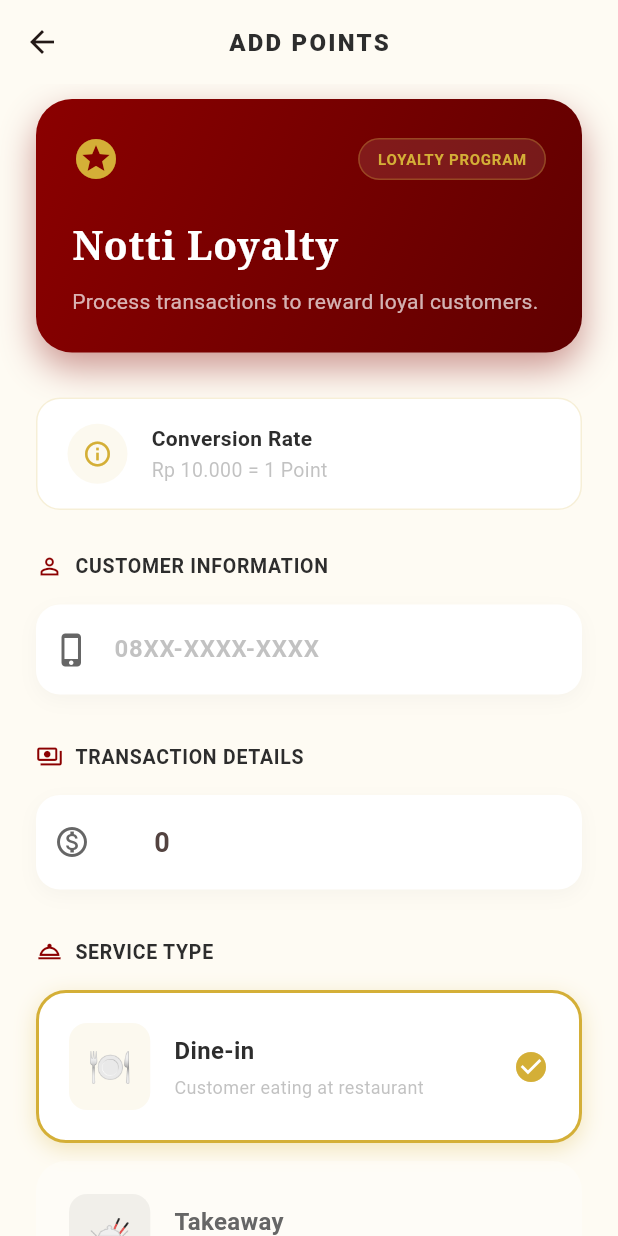
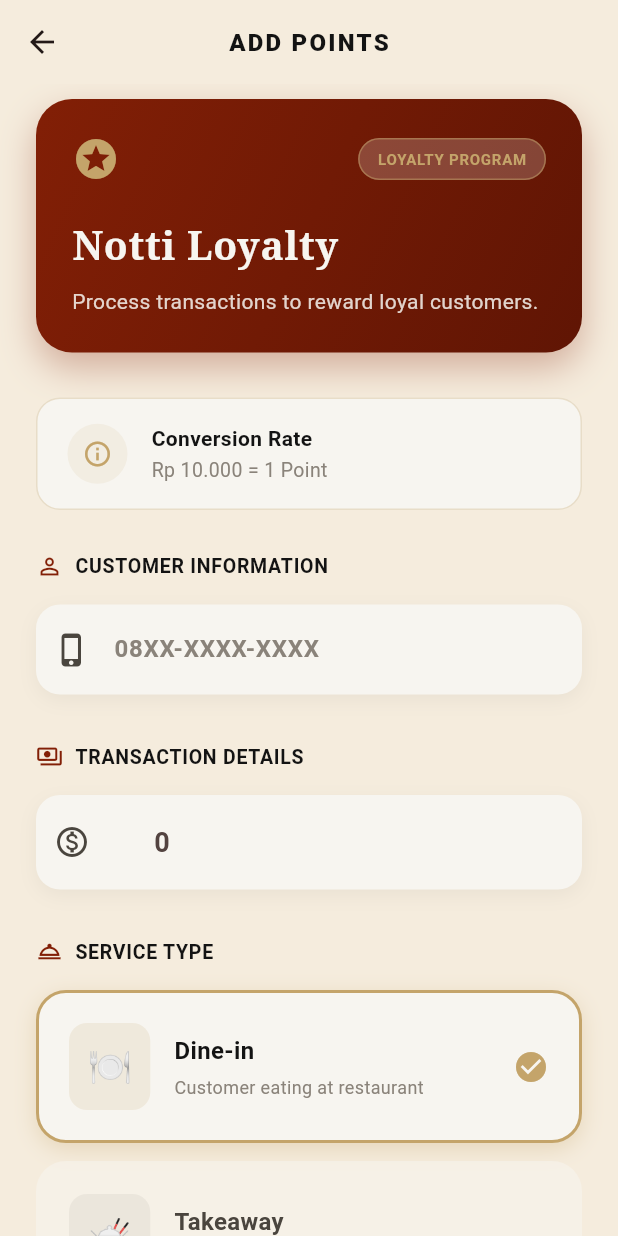
Before and after one commit to kathleenklavinka/Kelompok-2_UAS_MobileProgramming, a Flutter app: the AddPointsPage screen opened directly, on a phone screen of 412 x 824 dp. Run offline on Flutter 3.47's test engine with Material 3 defaults, Android fonts, the phone set to English and light mode, and no system bars; our stand-ins replace file_picker, shared_preferences; accounts and stored records are empty.

Commit message:
edit colors on add points page

```diff
--- a/lib/pages/add_points_page.dart
+++ b/lib/pages/add_points_page.dart
@@ -1,32 +1,6 @@
 import 'package:flutter/material.dart';
 import 'package:flutter/services.dart';
-
-class AppColors {
-  static const Color red = Color(0xFF8B0000);
-  static const Color gold = Color(0xFFD4AF37);
-  static const Color greenDark = Color(0xFF2C5530);
-  static const Color white = Color(0xFFFFFFFF);
-  static const Color cream = Color(0xFFFEFBF3);
-  static const Color textDark = Color(0xFF2D2D2D);
-  static const Color textGrey = Color(0xFF666666);
-  static const Color errorRed = Color(0xFFB00020);
-
-  static const Color redLight = Color(0x66800000);
-  static const Color goldLight = Color(0x33D4AF37);
-  static const Color goldMedium = Color(0x4DD4AF37);
-  static const Color goldPale = Color(0x14D4AF37);
-  static const Color whiteTransparent = Color(0x1AFFFFFF);
-  static const Color whiteSemiTransparent = Color(0x4DFFFFFF);
-  static const Color whiteLight = Color(0xB3FFFFFF);
-  static const Color greyLight = Color(0x66666666);
-  static const Color greyPale = Color(0x0D000000);
-  static const Color greyBorder = Color(0x1A000000);
-  static const Color errorLight = Color(0x14B00020);
-  static const Color errorMedium = Color(0x4DB00020);
-  static const Color errorBorder = Color(0xCCB00020);
-  static const Color greenLight = Color(0x4D2C5530);
-  static const Color blackShadow = Color(0x08000000);
-}
+import 'package:azzura_rewards/constants/colors.dart';
 
 class AddPointsPage extends StatefulWidget {
   const AddPointsPage({Key? key}) : super(key: key);
@@ -208,7 +182,7 @@
           fontWeight: FontWeight.w800,
           fontSize: 16,
           letterSpacing: 1.5,
-          color: AppColors.textDark,
+          color: AppColors.black,
         ),
       ),
       backgroundColor: AppColors.cream,
@@ -224,17 +198,17 @@
       margin: const EdgeInsets.fromLTRB(24, 10, 24, 20),
       padding: const EdgeInsets.all(24),
       decoration: BoxDecoration(
-        gradient: const LinearGradient(
-          colors: [AppColors.red, Color(0xFF600000)],
+        gradient: LinearGradient(
+          colors: [AppColors.red, AppColors.redDark],
           begin: Alignment.topLeft,
           end: Alignment.bottomRight,
         ),
         borderRadius: BorderRadius.circular(24),
-        boxShadow: const [
+        boxShadow: [
           BoxShadow(
-            color: AppColors.redLight,
+            color: AppColors.red.withOpacity(0.3),
             blurRadius: 20,
-            offset: Offset(0, 10),
+            offset: const Offset(0, 10),
           ),
         ],
       ),
@@ -248,9 +222,9 @@
               Container(
                 padding: const EdgeInsets.symmetric(horizontal: 12, vertical: 6),
                 decoration: BoxDecoration(
-                  color: AppColors.whiteTransparent,
+                  color: Colors.white.withOpacity(0.2),
                   borderRadius: BorderRadius.circular(20),
-                  border: Border.all(color: AppColors.goldMedium),
+                  border: Border.all(color: AppColors.gold.withOpacity(0.5)),
                 ),
                 child: const Text(
                   'LOYALTY PROGRAM',
@@ -276,10 +250,10 @@
             ),
           ),
           const SizedBox(height: 8),
-          const Text(
+          Text(
             'Process transactions to reward loyal customers.',
             style: TextStyle(
-              color: AppColors.whiteLight,
+              color: AppColors.white.withOpacity(0.85),
               fontSize: 14,
             ),
           ),
@@ -295,14 +269,14 @@
       decoration: BoxDecoration(
         color: AppColors.white,
         borderRadius: BorderRadius.circular(16),
-        border: Border.all(color: AppColors.goldLight),
+        border: Border.all(color: AppColors.gold.withOpacity(0.3)),
       ),
       child: Row(
         children: [
           Container(
             padding: const EdgeInsets.all(10),
-            decoration: const BoxDecoration(
-              color: AppColors.goldPale,
+            decoration: BoxDecoration(
+              color: AppColors.gold.withOpacity(0.1),
               shape: BoxShape.circle,
             ),
             child: const Icon(Icons.info_outline, color: AppColors.gold, size: 20),
@@ -316,7 +290,7 @@
                 style: TextStyle(
                   fontWeight: FontWeight.bold,
                   fontSize: 14,
-                  color: AppColors.textDark,
+                  color: AppColors.black,
                 ),
               ),
               SizedBox(height: 2),
@@ -324,7 +298,7 @@
                 'Rp 10.000 = 1 Point',
                 style: TextStyle(
                   fontSize: 13,
-                  color: AppColors.greyLight,
+                  color: AppColors.gray,
                 ),
               ),
             ],
@@ -344,7 +318,7 @@
           Text(
             title.toUpperCase(),
             style: const TextStyle(
-              color: AppColors.textDark,
+              color: AppColors.black,
               fontSize: 13,
               fontWeight: FontWeight.w700,
               letterSpacing: 0.5,
@@ -360,11 +334,11 @@
       decoration: BoxDecoration(
         color: AppColors.white,
         borderRadius: BorderRadius.circular(16),
-        boxShadow: const [
+        boxShadow: [
           BoxShadow(
-            color: AppColors.blackShadow,
+            color: AppColors.black.withOpacity(0.05),
             blurRadius: 10,
-            offset: Offset(0, 4),
+            offset: const Offset(0, 4),
           ),
         ],
       ),
@@ -372,7 +346,7 @@
         controller: _phoneController,
         keyboardType: TextInputType.phone,
         style: const TextStyle(
-          color: AppColors.textDark,
+          color: AppColors.black,
           fontWeight: FontWeight.w600,
           fontSize: 16,
         ),
@@ -382,8 +356,8 @@
         ],
         decoration: const InputDecoration(
           hintText: '08XX-XXXX-XXXX',
-          hintStyle: TextStyle(color: AppColors.greyLight),
-          prefixIcon: Icon(Icons.phone_iphone, color: AppColors.textGrey),
+          hintStyle: TextStyle(color: AppColors.gray),
+          prefixIcon: Icon(Icons.phone_iphone, color: AppColors.grayDark),
           border: InputBorder.none,
           contentPadding: EdgeInsets.symmetric(horizontal: 20, vertical: 18),
         ),
@@ -396,11 +370,11 @@
       decoration: BoxDecoration(
         color: AppColors.white,
         borderRadius: BorderRadius.circular(16),
-        boxShadow: const [
+        boxShadow: [
           BoxShadow(
-            color: AppColors.blackShadow,
+            color: AppColors.black.withOpacity(0.05),
             blurRadius: 10,
-            offset: Offset(0, 4),
+            offset: const Offset(0, 4),
           ),
         ],
       ),
@@ -408,7 +382,7 @@
         controller: _amountController,
         keyboardType: TextInputType.number,
         style: const TextStyle(
-          color: AppColors.textDark,
+          color: AppColors.black,
           fontWeight: FontWeight.bold,
           fontSize: 18,
         ),
@@ -427,16 +401,16 @@
           hintText: '0',
           prefixText: 'Rp ',
           prefixStyle: const TextStyle(
-            color: AppColors.textGrey,
+            color: AppColors.grayDark,
             fontWeight: FontWeight.w500,
             fontSize: 18
           ),
-          prefixIcon: const Icon(Icons.monetization_on_outlined, color: AppColors.textGrey),
+          prefixIcon: const Icon(Icons.monetization_on_outlined, color: AppColors.grayDark),
           border: InputBorder.none,
           contentPadding: const EdgeInsets.symmetric(horizontal: 20, vertical: 18),
           suffixIcon: _amountController.text.isNotEmpty
             ? IconButton(
-                icon: const Icon(Icons.clear, color: AppColors.textGrey),
+                icon: const Icon(Icons.clear, color: AppColors.grayDark),
                 onPressed: () {
                   _amountController.clear();
                   setState(() {});
@@ -489,17 +463,17 @@
         duration: const Duration(milliseconds: 250),
         padding: const EdgeInsets.all(20),
         decoration: BoxDecoration(
-          color: isSelected ? AppColors.white : AppColors.whiteSemiTransparent,
+          color: isSelected ? AppColors.white : AppColors.white.withOpacity(0.5),
           borderRadius: BorderRadius.circular(20),
           border: Border.all(
             color: isSelected ? AppColors.gold : Colors.transparent,
             width: 2,
           ),
-          boxShadow: isSelected ? const [
+          boxShadow: isSelected ? [
             BoxShadow(
-              color: AppColors.goldMedium,
+              color: AppColors.gold.withOpacity(0.3),
               blurRadius: 12,
-              offset: Offset(0, 4),
+              offset: const Offset(0, 4),
             )
           ] : [],
         ),
@@ -508,7 +482,7 @@
             Container(
               padding: const EdgeInsets.all(12),
               decoration: BoxDecoration(
-                color: isSelected ? AppColors.goldPale : AppColors.greyPale,
+                color: isSelected ? AppColors.gold.withOpacity(0.15) : AppColors.grayLight.withOpacity(0.3),
                 borderRadius: BorderRadius.circular(12),
               ),
               child: Text(emoji, style: const TextStyle(fontSize: 24)),
@@ -523,7 +497,7 @@
                     style: TextStyle(
                       fontSize: 16,
                       fontWeight: FontWeight.bold,
-                      color: isSelected ? AppColors.textDark : AppColors.textGrey,
+                      color: isSelected ? AppColors.black : AppColors.grayDark,
                     ),
                   ),
                   const SizedBox(height: 4),
@@ -531,7 +505,7 @@
                     desc,
                     style: const TextStyle(
                       fontSize: 12,
-                      color: AppColors.greyLight,
+                      color: AppColors.gray,
                     ),
                   ),
                 ],
@@ -554,14 +528,14 @@
         padding: const EdgeInsets.all(24),
         width: double.infinity,
         decoration: BoxDecoration(
-          color: AppColors.greyPale,
+          color: AppColors.grayLight.withOpacity(0.2),
           borderRadius: BorderRadius.circular(20),
-          border: Border.all(color: AppColors.greyBorder),
+          border: Border.all(color: AppColors.grayLight.withOpacity(0.5)),
         ),
         child: const Center(
           child: Text(
             'Enter amount to see points calculation',
-            style: TextStyle(color: AppColors.greyLight),
+            style: TextStyle(color: AppColors.gray),
           ),
         ),
       );
@@ -572,38 +546,38 @@
         padding: const EdgeInsets.all(20),
         width: double.infinity,
         decoration: BoxDecoration(
-          color: AppColors.errorLight,
+          color: AppColors.error.withOpacity(0.1),
           borderRadius: BorderRadius.circular(20),
-          border: Border.all(color: AppColors.errorMedium),
+          border: Border.all(color: AppColors.error.withOpacity(0.3)),
         ),
         child: Row(
           children: [
              Container(
                padding: const EdgeInsets.all(10),
-               decoration: const BoxDecoration(
-                 color: AppColors.errorLight,
+               decoration: BoxDecoration(
+                 color: AppColors.error.withOpacity(0.15),
                  shape: BoxShape.circle,
                ),
-               child: const Icon(Icons.warning_amber_rounded, color: AppColors.errorRed, size: 24),
+               child: const Icon(Icons.warning_amber_rounded, color: AppColors.error, size: 24),
              ),
              const SizedBox(width: 16),
-             const Expanded(
+             Expanded(
                child: Column(
                  crossAxisAlignment: CrossAxisAlignment.start,
                  children: [
-                   Text(
+                   const Text(
                      "Minimum Transaction",
                      style: TextStyle(
-                       color: AppColors.errorRed,
+                       color: AppColors.error,
                        fontWeight: FontWeight.bold,
                        fontSize: 14,
                      ),
                    ),
-                   SizedBox(height: 4),
+                   const SizedBox(height: 4),
                    Text(
                      "Amount must be at least Rp 10.000 to earn points.",
                      style: TextStyle(
-                       color: AppColors.errorBorder,
+                       color: AppColors.error.withOpacity(0.8),
                        fontSize: 12,
                      ),
                    ),
@@ -620,9 +594,9 @@
       width: double.infinity,
       padding: const EdgeInsets.all(24),
       decoration: BoxDecoration(
-        color: AppColors.goldPale,
+        color: AppColors.gold.withOpacity(0.1),
         borderRadius: BorderRadius.circular(24),
-        border: Border.all(color: AppColors.goldMedium),
+        border: Border.all(color: AppColors.gold.withOpacity(0.3)),
       ),
       child: Column(
         children: [
@@ -644,14 +618,12 @@
               fontWeight: FontWeight.w800,
             ),
           ),
-          Container(
-            child: Text(
-              'For Transaction Rp ${_formatRupiah(_amountController.text)}',
-              style: const TextStyle(
-                color: AppColors.textGrey,
-                fontSize: 12,
-                fontWeight: FontWeight.w600,
-              ),
+          Text(
+            'For Transaction Rp ${_formatRupiah(_amountController.text)}',
+            style: const TextStyle(
+              color: AppColors.grayDark,
+              fontSize: 12,
+              fontWeight: FontWeight.w600,
             ),
           ),
         ],
@@ -672,7 +644,7 @@
             borderRadius: BorderRadius.circular(18),
           ),
           elevation: 10,
-          shadowColor: AppColors.goldLight,
+          shadowColor: AppColors.gold.withOpacity(0.3),
         ),
         child: _isLoading
             ? const SizedBox(
@@ -713,10 +685,10 @@
                 style: TextStyle(
                   fontWeight: FontWeight.bold,
                   fontSize: 16,
-                  color: AppColors.textDark,
+                  color: AppColors.black,
                 ),
               ),
-              Icon(Icons.history, color: AppColors.greyLight, size: 20),
+              Icon(Icons.history, color: AppColors.gray, size: 20),
             ],
           ),
         ),
@@ -746,7 +718,7 @@
       decoration: BoxDecoration(
         color: AppColors.white,
         borderRadius: BorderRadius.circular(16),
-        border: isNew ? Border.all(color: AppColors.greenLight) : null,
+        border: isNew ? Border.all(color: AppColors.success.withOpacity(0.5)) : null,
       ),
       child: Column(
         crossAxisAlignment: CrossAxisAlignment.start,
@@ -757,11 +729,11 @@
               Icon(
                 type == 'Dine-in' ? Icons.restaurant : type == 'Takeaway' ? Icons.takeout_dining : Icons.local_shipping,
                 size: 16,
-                color: AppColors.textGrey,
+                color: AppColors.grayDark,
               ),
               Text(
                 time,
-                style: const TextStyle(fontSize: 10, color: AppColors.textGrey),
+                style: const TextStyle(fontSize: 10, color: AppColors.grayDark),
               ),
             ],
           ),
@@ -771,7 +743,7 @@
             style: const TextStyle(
               fontWeight: FontWeight.bold,
               fontSize: 18,
-              color: AppColors.textDark,
+              color: AppColors.black,
             ),
           ),
           const SizedBox(height: 4),
@@ -779,7 +751,7 @@
             type,
             style: const TextStyle(
               fontSize: 12,
-              color: AppColors.greyLight,
+              color: AppColors.gray,
             ),
           ),
         ],
@@ -796,13 +768,13 @@
         content: Container(
           padding: const EdgeInsets.symmetric(horizontal: 20, vertical: 16),
           decoration: BoxDecoration(
-            color: AppColors.errorRed,
+            color: AppColors.error,
             borderRadius: BorderRadius.circular(16),
-            boxShadow: const [
+            boxShadow: [
               BoxShadow(
-                color: AppColors.redLight,
+                color: AppColors.error.withOpacity(0.3),
                 blurRadius: 20,
-                offset: Offset(0, 10),
+                offset: const Offset(0, 10),
               ),
             ],
           ),
@@ -810,8 +782,8 @@
             children: [
               Container(
                 padding: const EdgeInsets.all(8),
-                decoration: const BoxDecoration(
-                  color: AppColors.whiteSemiTransparent,
+                decoration: BoxDecoration(
+                  color: Colors.white.withOpacity(0.3),
                   shape: BoxShape.circle,
                 ),
                 child: const Icon(Icons.priority_high_rounded, color: Colors.white, size: 20),
@@ -867,11 +839,11 @@
               children: [
                 Container(
                   padding: const EdgeInsets.all(24),
-                  decoration: const BoxDecoration(
-                    color: AppColors.greenLight,
+                  decoration: BoxDecoration(
+                    color: AppColors.success.withOpacity(0.2),
                     shape: BoxShape.circle,
                   ),
-                  child: const Icon(Icons.check_rounded, color: AppColors.greenDark, size: 48),
+                  child: const Icon(Icons.check_rounded, color: AppColors.success, size: 48),
                 ),
                 const SizedBox(height: 24),
                 const Text(
@@ -879,14 +851,14 @@
                   style: TextStyle(
                     fontSize: 22,
                     fontWeight: FontWeight.w800,
-                    color: AppColors.textDark,
+                    color: AppColors.black,
                   ),
                 ),
                 const SizedBox(height: 12),
                 RichText(
                   textAlign: TextAlign.center,
                   text: TextSpan(
-                    style: const TextStyle(color: AppColors.textGrey, height: 1.5),
+                    style: const TextStyle(color: AppColors.grayDark, height: 1.5),
                     children: [
                       const TextSpan(text: 'You have successfully added '),
                       TextSpan(
@@ -907,7 +879,7 @@
                   child: ElevatedButton(
                     onPressed: () => Navigator.of(context).pop(),
                     style: ElevatedButton.styleFrom(
-                      backgroundColor: AppColors.textDark,
+                      backgroundColor: AppColors.black,
                       foregroundColor: AppColors.white,
                       shape: RoundedRectangleBorder(
                         borderRadius: BorderRadius.circular(16),
```
